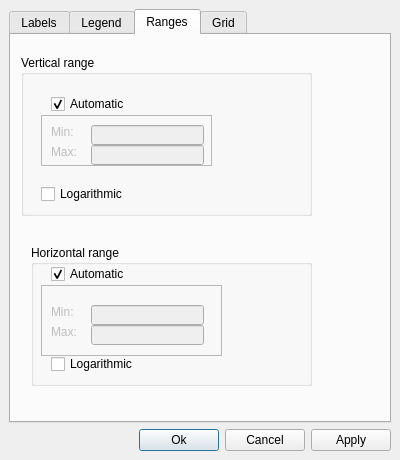
lmoresco/OpenModelica, file OMNotebook/Pltpkg2/preferences.ui: the form before one commit.
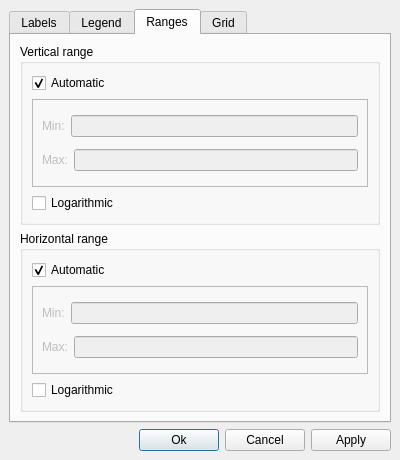
The form after the commit.

```diff
--- a/OMNotebook/Pltpkg2/preferences.ui
+++ b/OMNotebook/Pltpkg2/preferences.ui
@@ -120,220 +120,200 @@
       <attribute name="title" >
        <string>Ranges</string>
       </attribute>
-      <widget class="QGroupBox" name="groupBox" >
-       <property name="geometry" >
-        <rect>
-         <x>10</x>
-         <y>20</y>
-         <width>291</width>
-         <height>161</height>
-        </rect>
+      <layout class="QVBoxLayout" >
+       <property name="margin" >
+        <number>9</number>
        </property>
-       <property name="title" >
-        <string>Vertical range</string>
+       <property name="spacing" >
+        <number>6</number>
        </property>
-       <widget class="QCheckBox" name="vLog" >
-        <property name="geometry" >
-         <rect>
-          <x>20</x>
-          <y>130</y>
-          <width>101</width>
-          <height>18</height>
-         </rect>
-        </property>
-        <property name="text" >
-         <string>Logarithmic</string>
-        </property>
-       </widget>
-       <widget class="QFrame" name="frame_2" >
-        <property name="enabled" >
-         <bool>false</bool>
-        </property>
-        <property name="geometry" >
-         <rect>
-          <x>20</x>
-          <y>60</y>
-          <width>171</width>
-          <height>51</height>
-         </rect>
-        </property>
-        <property name="frameShape" >
-         <enum>QFrame::StyledPanel</enum>
-        </property>
-        <property name="frameShadow" >
-         <enum>QFrame::Raised</enum>
-        </property>
-        <widget class="QLabel" name="label_5" >
-         <property name="geometry" >
-          <rect>
-           <x>10</x>
-           <y>30</y>
-           <width>46</width>
-           <height>14</height>
-          </rect>
+       <item>
+        <widget class="QGroupBox" name="groupBox" >
+         <property name="title" >
+          <string>Vertical range</string>
          </property>
-         <property name="text" >
-          <string>Max:</string>
-         </property>
+         <layout class="QVBoxLayout" >
+          <property name="margin" >
+           <number>9</number>
+          </property>
+          <property name="spacing" >
+           <number>6</number>
+          </property>
+          <item>
+           <widget class="QCheckBox" name="checkBox_5" >
+            <property name="text" >
+             <string>Automatic</string>
+            </property>
+            <property name="checked" >
+             <bool>true</bool>
+            </property>
+           </widget>
+          </item>
+          <item>
+           <widget class="QFrame" name="frame_2" >
+            <property name="enabled" >
+             <bool>false</bool>
+            </property>
+            <property name="frameShape" >
+             <enum>QFrame::StyledPanel</enum>
+            </property>
+            <property name="frameShadow" >
+             <enum>QFrame::Raised</enum>
+            </property>
+            <layout class="QVBoxLayout" >
+             <property name="margin" >
+              <number>9</number>
+             </property>
+             <property name="spacing" >
+              <number>6</number>
+             </property>
+             <item>
+              <layout class="QHBoxLayout" >
+               <property name="margin" >
+                <number>0</number>
+               </property>
+               <property name="spacing" >
+                <number>6</number>
+               </property>
+               <item>
+                <widget class="QLabel" name="label_4" >
+                 <property name="text" >
+                  <string>Min:</string>
+                 </property>
+                </widget>
+               </item>
+               <item>
+                <widget class="QLineEdit" name="vMin" />
+               </item>
+              </layout>
+             </item>
+             <item>
+              <layout class="QHBoxLayout" >
+               <property name="margin" >
+                <number>0</number>
+               </property>
+               <property name="spacing" >
+                <number>6</number>
+               </property>
+               <item>
+                <widget class="QLabel" name="label_5" >
+                 <property name="text" >
+                  <string>Max:</string>
+                 </property>
+                </widget>
+               </item>
+               <item>
+                <widget class="QLineEdit" name="vMax" />
+               </item>
+              </layout>
+             </item>
+            </layout>
+           </widget>
+          </item>
+          <item>
+           <widget class="QCheckBox" name="vLog" >
+            <property name="text" >
+             <string>Logarithmic</string>
+            </property>
+           </widget>
+          </item>
+         </layout>
         </widget>
-        <widget class="QLabel" name="label_4" >
-         <property name="geometry" >
-          <rect>
-           <x>10</x>
-           <y>10</y>
-           <width>46</width>
-           <height>14</height>
-          </rect>
+       </item>
+       <item>
+        <widget class="QGroupBox" name="groupBox_2" >
+         <property name="title" >
+          <string>Horizontal range</string>
          </property>
-         <property name="text" >
-          <string>Min:</string>
-         </property>
+         <layout class="QVBoxLayout" >
+          <property name="margin" >
+           <number>9</number>
+          </property>
+          <property name="spacing" >
+           <number>6</number>
+          </property>
+          <item>
+           <widget class="QCheckBox" name="checkBox_6" >
+            <property name="text" >
+             <string>Automatic</string>
+            </property>
+            <property name="checked" >
+             <bool>true</bool>
+            </property>
+           </widget>
+          </item>
+          <item>
+           <widget class="QFrame" name="frame_3" >
+            <property name="enabled" >
+             <bool>false</bool>
+            </property>
+            <property name="frameShape" >
+             <enum>QFrame::StyledPanel</enum>
+            </property>
+            <property name="frameShadow" >
+             <enum>QFrame::Raised</enum>
+            </property>
+            <layout class="QVBoxLayout" >
+             <property name="margin" >
+              <number>9</number>
+             </property>
+             <property name="spacing" >
+              <number>6</number>
+             </property>
+             <item>
+              <layout class="QHBoxLayout" >
+               <property name="margin" >
+                <number>0</number>
+               </property>
+               <property name="spacing" >
+                <number>6</number>
+               </property>
+               <item>
+                <widget class="QLabel" name="label_7" >
+                 <property name="text" >
+                  <string>Min:</string>
+                 </property>
+                </widget>
+               </item>
+               <item>
+                <widget class="QLineEdit" name="hMin" />
+               </item>
+              </layout>
+             </item>
+             <item>
+              <layout class="QHBoxLayout" >
+               <property name="margin" >
+                <number>0</number>
+               </property>
+               <property name="spacing" >
+                <number>6</number>
+               </property>
+               <item>
+                <widget class="QLabel" name="label_6" >
+                 <property name="text" >
+                  <string>Max:</string>
+                 </property>
+                </widget>
+               </item>
+               <item>
+                <widget class="QLineEdit" name="hMax" />
+               </item>
+              </layout>
+             </item>
+            </layout>
+           </widget>
+          </item>
+          <item>
+           <widget class="QCheckBox" name="hLog" >
+            <property name="text" >
+             <string>Logarithmic</string>
+            </property>
+           </widget>
+          </item>
+         </layout>
         </widget>
-        <widget class="QLineEdit" name="vMax" >
-         <property name="geometry" >
-          <rect>
-           <x>50</x>
-           <y>30</y>
-           <width>113</width>
-           <height>20</height>
-          </rect>
-         </property>
-        </widget>
-        <widget class="QLineEdit" name="vMin" >
-         <property name="geometry" >
-          <rect>
-           <x>50</x>
-           <y>10</y>
-           <width>113</width>
-           <height>20</height>
-          </rect>
-         </property>
-        </widget>
-       </widget>
-       <widget class="QCheckBox" name="checkBox_5" >
-        <property name="geometry" >
-         <rect>
-          <x>30</x>
-          <y>40</y>
-          <width>141</width>
-          <height>18</height>
-         </rect>
-        </property>
-        <property name="text" >
-         <string>Automatic</string>
-        </property>
-        <property name="checked" >
-         <bool>true</bool>
-        </property>
-       </widget>
-      </widget>
-      <widget class="QGroupBox" name="groupBox_2" >
-       <property name="geometry" >
-        <rect>
-         <x>20</x>
-         <y>210</y>
-         <width>281</width>
-         <height>141</height>
-        </rect>
-       </property>
-       <property name="title" >
-        <string>Horizontal range</string>
-       </property>
-       <widget class="QCheckBox" name="hLog" >
-        <property name="geometry" >
-         <rect>
-          <x>20</x>
-          <y>110</y>
-          <width>101</width>
-          <height>18</height>
-         </rect>
-        </property>
-        <property name="text" >
-         <string>Logarithmic</string>
-        </property>
-       </widget>
-       <widget class="QCheckBox" name="checkBox_6" >
-        <property name="geometry" >
-         <rect>
-          <x>20</x>
-          <y>20</y>
-          <width>141</width>
-          <height>18</height>
-         </rect>
-        </property>
-        <property name="text" >
-         <string>Automatic</string>
-        </property>
-        <property name="checked" >
-         <bool>true</bool>
-        </property>
-       </widget>
-       <widget class="QFrame" name="frame_3" >
-        <property name="enabled" >
-         <bool>false</bool>
-        </property>
-        <property name="geometry" >
-         <rect>
-          <x>10</x>
-          <y>40</y>
-          <width>181</width>
-          <height>71</height>
-         </rect>
-        </property>
-        <property name="frameShape" >
-         <enum>QFrame::StyledPanel</enum>
-        </property>
-        <property name="frameShadow" >
-         <enum>QFrame::Raised</enum>
-        </property>
-        <widget class="QLabel" name="label_7" >
-         <property name="geometry" >
-          <rect>
-           <x>10</x>
-           <y>20</y>
-           <width>46</width>
-           <height>14</height>
-          </rect>
-         </property>
-         <property name="text" >
-          <string>Min:</string>
-         </property>
-        </widget>
-        <widget class="QLabel" name="label_6" >
-         <property name="geometry" >
-          <rect>
-           <x>10</x>
-           <y>40</y>
-           <width>46</width>
-           <height>14</height>
-          </rect>
-         </property>
-         <property name="text" >
-          <string>Max:</string>
-         </property>
-        </widget>
-        <widget class="QLineEdit" name="hMin" >
-         <property name="geometry" >
-          <rect>
-           <x>50</x>
-           <y>20</y>
-           <width>113</width>
-           <height>20</height>
-          </rect>
-         </property>
-        </widget>
-        <widget class="QLineEdit" name="hMax" >
-         <property name="geometry" >
-          <rect>
-           <x>50</x>
-           <y>40</y>
-           <width>113</width>
-           <height>20</height>
-          </rect>
-         </property>
-        </widget>
-       </widget>
-      </widget>
+       </item>
+      </layout>
      </widget>
      <widget class="QWidget" name="tab_4" >
       <attribute name="title" >
```
Left out of the diff: 514 changed lines with no effect on the pictures.
